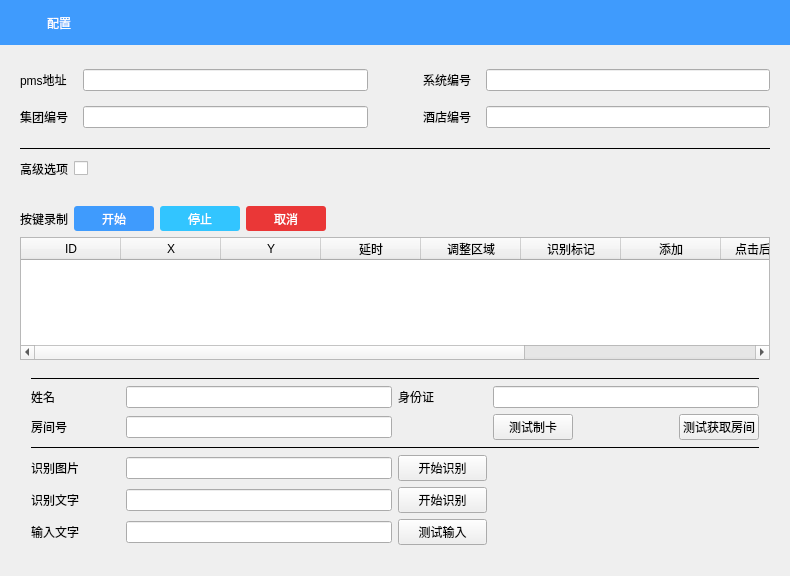
RYAN--LEE/key-recorder, file KeyRecorder/FormConfig.ui: the form before one commit.
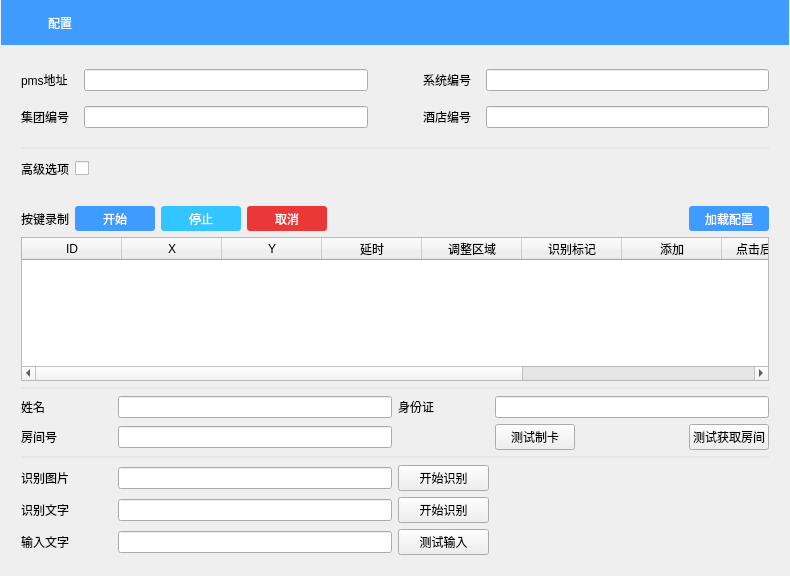
The form after the commit. Icons and pictures are not drawn.

```diff
--- a/KeyRecorder/FormConfig.ui
+++ b/KeyRecorder/FormConfig.ui
@@ -15,34 +15,36 @@
   </property>
   <property name="styleSheet">
    <string notr="true">
+QWidget#FormConfig{
+	background-color: rgb(63, 155, 253);
+}
 QLineEdit {
       border: 1px solid #91c1f6;
       border-radius: 3px;
       padding: 0 8px;
       background: #f2f2f2;
-  };
-
-QWidget#FormConfig{
-border: 1px solid rgb(63, 155, 253);
 };
+
+
 font: 10pt &quot;微软雅黑&quot;;
-color: rgb(59, 59, 59);</string>
+color: rgb(59, 59, 59);
+</string>
   </property>
   <layout class="QVBoxLayout" name="verticalLayout_3">
    <property name="spacing">
     <number>0</number>
    </property>
    <property name="leftMargin">
-    <number>0</number>
+    <number>1</number>
    </property>
    <property name="topMargin">
     <number>0</number>
    </property>
    <property name="rightMargin">
-    <number>0</number>
+    <number>1</number>
    </property>
    <property name="bottomMargin">
-    <number>0</number>
+    <number>1</number>
    </property>
    <item>
     <widget class="QWidget" name="widgetTitle" native="true">
@@ -234,9 +236,15 @@
       </item>
       <item>
        <widget class="Line" name="line_2">
+        <property name="styleSheet">
+         <string notr="true">color: rgb(230, 230, 230);</string>
+        </property>
         <property name="frameShadow">
          <enum>QFrame::Plain</enum>
         </property>
+        <property name="lineWidth">
+         <number>2</number>
+        </property>
         <property name="orientation">
          <enum>Qt::Horizontal</enum>
         </property>
@@ -375,6 +383,22 @@
           </property>
          </spacer>
         </item>
+        <item>
+         <widget class="QPushButton" name="pushButtonLoad">
+          <property name="styleSheet">
+           <string notr="true">QPushButton {
+      border-radius: 3px;
+      color:white;
+      background-color: rgb(63, 155, 253);
+      min-width: 80px;
+      min-height: 25px;
+  }</string>
+          </property>
+          <property name="text">
+           <string>加载配置</string>
+          </property>
+         </widget>
+        </item>
        </layout>
       </item>
       <item>
@@ -484,11 +508,29 @@
   };</string>
         </property>
         <layout class="QVBoxLayout" name="verticalLayout_4">
+         <property name="leftMargin">
+          <number>0</number>
+         </property>
+         <property name="topMargin">
+          <number>0</number>
+         </property>
+         <property name="rightMargin">
+          <number>0</number>
+         </property>
+         <property name="bottomMargin">
+          <number>0</number>
+         </property>
          <item>
           <widget class="Line" name="line_3">
+           <property name="styleSheet">
+            <string notr="true">color: rgb(230, 230, 230);</string>
+           </property>
            <property name="frameShadow">
             <enum>QFrame::Plain</enum>
            </property>
+           <property name="lineWidth">
+            <number>2</number>
+           </property>
            <property name="orientation">
             <enum>Qt::Horizontal</enum>
            </property>
@@ -561,9 +603,15 @@
          </item>
          <item>
           <widget class="Line" name="line_4">
+           <property name="styleSheet">
+            <string notr="true">color: rgb(230, 230, 230);</string>
+           </property>
            <property name="frameShadow">
             <enum>QFrame::Plain</enum>
            </property>
+           <property name="lineWidth">
+            <number>2</number>
+           </property>
            <property name="orientation">
             <enum>Qt::Horizontal</enum>
            </property>
```
